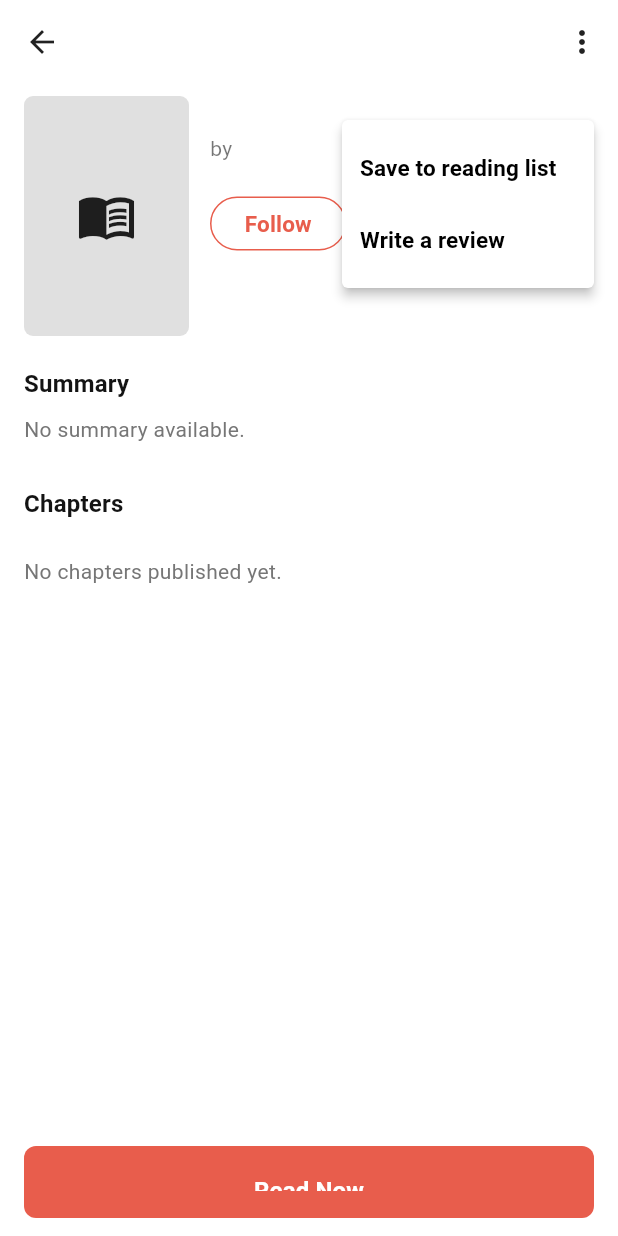
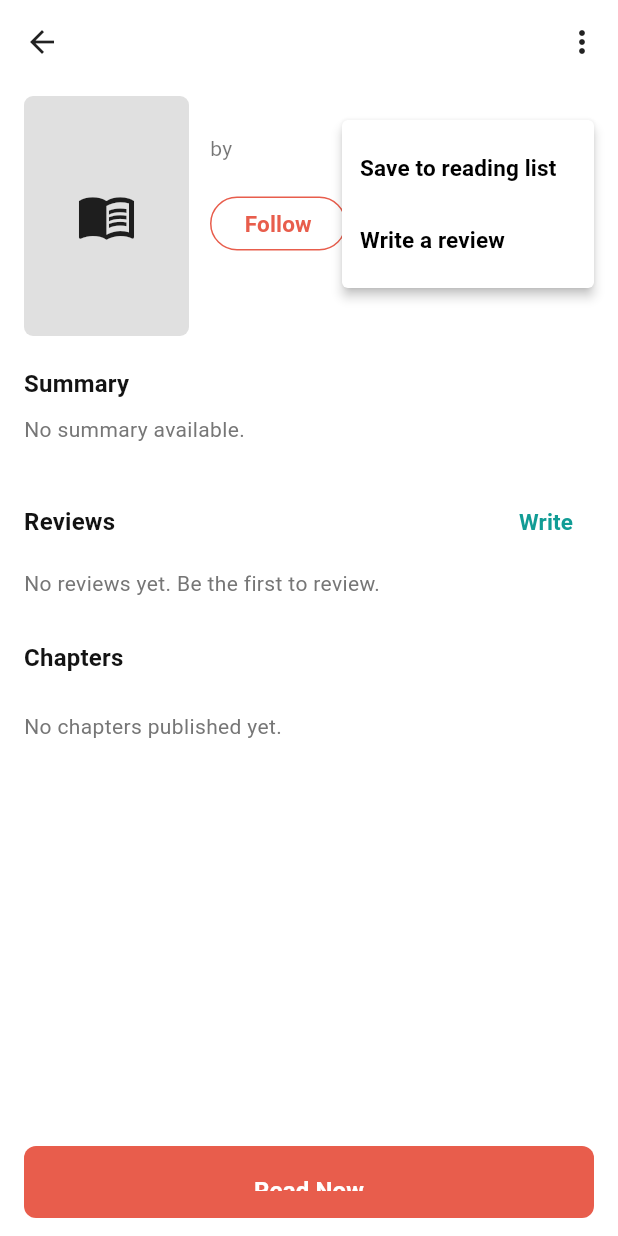
Before and after one commit to bsupun023-sketch/novel_mobile_app, a Flutter app: the StoryDetailScreen screen opened directly with empty values, after a tap on the "more vert" icon, on a phone screen of 412 x 824 dp. Run offline on Flutter 3.47's test engine with Material 3 defaults, Android fonts, the phone set to English and light mode, and no system bars; our stand-ins replace google_sign_in, image_picker, shared_preferences; accounts and stored records are empty; network calls fail.

Commit message:
feat(story): reviews list + create reading list from detail page

```diff
--- a/lib/ui/screens/story_detail_screen.dart
+++ b/lib/ui/screens/story_detail_screen.dart
@@ -4,8 +4,6 @@ import '../../data/models/app_bootstrap.dart';
 import '../../data/services/api_service.dart';
 import 'chapter_reader_screen.dart';
 
-/// Story detail page modeled after Inkitt: cover, summary, genres, tags,
-/// chapters, Follow, Read Now, and overflow menu for reading lists / reviews.
 class StoryDetailScreen extends StatefulWidget {
   const StoryDetailScreen({
     super.key,
@@ -27,6 +25,8 @@ class _StoryDetailScreenState extends State<StoryDetailScreen> {
   bool _loadingChapters = true;
   List<Map<String, dynamic>> _chapters = const [];
   List<String> _tags = const [];
+  List<Map<String, dynamic>> _reviews = const [];
+  bool _loadingReviews = true;
   String? _error;
 
   @override
@@ -40,6 +40,7 @@ class _StoryDetailScreenState extends State<StoryDetailScreen> {
   Future<void> _bootstrap() async {
     setState(() {
       _loadingChapters = true;
+      _loadingReviews = true;
       _error = null;
     });
     try {
@@ -61,10 +62,18 @@ class _StoryDetailScreenState extends State<StoryDetailScreen> {
         final following = await widget.apiService.fetchAuthorFollowing(aid);
         if (mounted) setState(() => _isFollowing = following);
       }
+      final reviews = await widget.apiService.fetchBookReviews(_book.id);
+      if (mounted) {
+        setState(() {
+          _reviews = reviews;
+          _loadingReviews = false;
+        });
+      }
     } catch (e) {
       if (mounted) {
         setState(() {
           _loadingChapters = false;
+          _loadingReviews = false;
           _error = 'Unable to load story details.';
         });
       }
@@ -96,27 +105,31 @@ class _StoryDetailScreenState extends State<StoryDetailScreen> {
 
   Future<void> _openReadingListPicker() async {
     try {
-      final lists = await widget.apiService.fetchReadingLists();
+      var lists = await widget.apiService.fetchReadingLists();
       if (!mounted) return;
       final choice = await showModalBottomSheet<Map<String, dynamic>>(
         context: context,
+        isScrollControlled: true,
         builder: (ctx) {
-          if (lists.isEmpty) {
-            return const Padding(
-              padding: EdgeInsets.all(24),
-              child: Text('No reading lists yet. Create one from Library.'),
-            );
-          }
           return SafeArea(
             child: ListView(
               shrinkWrap: true,
               children: [
                 const ListTile(
-                  title: Text(
-                    'Save to reading list',
-                    style: TextStyle(fontWeight: FontWeight.w700),
+                  title: Text('Save to reading list',
+                      style: TextStyle(fontWeight: FontWeight.w700)),
+                ),
+                ListTile(
+                  leading: const Icon(Icons.add),
+                  title: const Text('Create new list'),
+                  onTap: () =>
+                      Navigator.pop(ctx, <String, dynamic>{'_create': true}),
+                ),
+                if (lists.isEmpty)
+                  const Padding(
+                    padding: EdgeInsets.all(16),
+                    child: Text('No lists yet — create one above.'),
                   ),
-                ),
                 ...lists.map((list) {
                   final name = list['name'] as String? ?? 'List';
                   return ListTile(
@@ -131,17 +144,78 @@ class _StoryDetailScreenState extends State<StoryDetailScreen> {
         },
       );
       if (choice == null) return;
-      final listId = choice['id'] as int? ?? 0;
+
+      if (choice['_create'] == true) {
+        final nameCtrl = TextEditingController();
+        final name = await showDialog<String>(
+          context: context,
+          builder: (dCtx) => AlertDialog(
+            title: const Text('Create reading list'),
+            content: TextField(
+              controller: nameCtrl,
+              autofocus: true,
+              decoration: const InputDecoration(hintText: 'List name'),
+            ),
+            actions: [
+              TextButton(
+                  onPressed: () => Navigator.pop(dCtx),
+                  child: const Text('Cancel')),
+              FilledButton(
+                onPressed: () => Navigator.pop(dCtx, nameCtrl.text.trim()),
+                child: const Text('Create'),
+              ),
+            ],
+          ),
+        );
+        if (name == null || name.isEmpty) return;
+        final created = await widget.apiService.createReadingList({
+          'name': name,
+          'story_count': 0,
+          'cover_path': '',
+          'sort_order': lists.length + 1,
+        });
+        var newId = (created['id'] as num?)?.toInt() ?? 0;
+        if (newId == 0) {
+          lists = await widget.apiService.fetchReadingLists();
+          for (final l in lists) {
+            if ((l['name'] as String?) == name) {
+              newId = (l['id'] as num?)?.toInt() ?? 0;
+              break;
+            }
+          }
+        }
+        if (newId != 0) {
+          await widget.apiService.addReadingListItem(newId, _book.id);
+        }
+        if (!mounted) return;
+        ScaffoldMessenger.of(context).showSnackBar(
+          SnackBar(
+            content: Text(newId != 0
+                ? 'Created "$name" and saved this story'
+                : 'Created "$name". Open Library to confirm.'),
+          ),
+        );
+        return;
+      }
+
+      final listId = (choice['id'] as num?)?.toInt() ?? 0;
       if (listId == 0) return;
       await widget.apiService.addReadingListItem(listId, _book.id);
       if (!mounted) return;
       ScaffoldMessenger.of(context).showSnackBar(
-        SnackBar(content: Text('Saved to ${choice['name'] ?? 'reading list'}')),
+        SnackBar(
+            content: Text('Saved to ${choice['name'] ?? 'reading list'}')),
       );
-    } catch (_) {
+    } catch (e) {
       if (!mounted) return;
       ScaffoldMessenger.of(context).showSnackBar(
-        const SnackBar(content: Text('Could not save to reading list')),
+        SnackBar(
+          content: Text(
+            e.toString().contains('401') || e.toString().contains('403')
+                ? 'Please sign in to use reading lists'
+                : 'Could not save to reading list',
+          ),
+        ),
       );
     }
   }
@@ -222,8 +296,10 @@ class _StoryDetailScreenState extends State<StoryDetailScreen> {
                     context: context,
                     position: const RelativeRect.fromLTRB(1000, 80, 16, 0),
                     items: const [
-                      PopupMenuItem(value: 'list', child: Text('Save to reading list')),
-                      PopupMenuItem(value: 'review', child: Text('Write a review')),
+                      PopupMenuItem(
+                          value: 'list', child: Text('Save to reading list')),
+                      PopupMenuItem(
+                          value: 'review', child: Text('Write a review')),
                     ],
                   );
                   if (action == 'list') {
@@ -238,6 +314,9 @@ class _StoryDetailScreenState extends State<StoryDetailScreen> {
                         ),
                       ),
                     );
+                    final reviews =
+                        await widget.apiService.fetchBookReviews(_book.id);
+                    if (mounted) setState(() => _reviews = reviews);
                   }
                 },
               ),
@@ -247,7 +326,8 @@ class _StoryDetailScreenState extends State<StoryDetailScreen> {
             SliverToBoxAdapter(
               child: Padding(
                 padding: const EdgeInsets.all(16),
-                child: Text(_error!, style: const TextStyle(color: Colors.red)),
+                child:
+                    Text(_error!, style: const TextStyle(color: Colors.red)),
               ),
             ),
           SliverToBoxAdapter(
@@ -291,35 +371,31 @@ class _StoryDetailScreenState extends State<StoryDetailScreen> {
                           ),
                         ),
                         const SizedBox(height: 6),
-                        Text(
-                          'by ${_book.author}',
-                          style: theme.textTheme.bodyMedium?.copyWith(color: Colors.black54),
-                        ),
+                        Text('by ${_book.author}',
+                            style: theme.textTheme.bodyMedium
+                                ?.copyWith(color: Colors.black54)),
                         const SizedBox(height: 10),
                         if (_book.rating > 0)
-                          Row(
-                            children: [
-                              const Icon(Icons.star, size: 16, color: Colors.amber),
-                              const SizedBox(width: 4),
-                              Text(
-                                _book.rating.toStringAsFixed(1),
-                                style: const TextStyle(fontWeight: FontWeight.w600),
-                              ),
-                            ],
-                          ),
+                          Row(children: [
+                            const Icon(Icons.star, size: 16, color: Colors.amber),
+                            const SizedBox(width: 4),
+                            Text(_book.rating.toStringAsFixed(1),
+                                style: const TextStyle(
+                                    fontWeight: FontWeight.w600)),
+                          ]),
                         if (_book.statusText.isNotEmpty) ...[
                           const SizedBox(height: 6),
-                          Text(
-                            _book.statusText,
-                            style: TextStyle(color: Colors.grey.shade600, fontSize: 12),
-                          ),
+                          Text(_book.statusText,
+                              style: TextStyle(
+                                  color: Colors.grey.shade600, fontSize: 12)),
                         ],
                         const SizedBox(height: 12),
                         if (_book.authorUserId != null)
                           SizedBox(
                             height: 36,
                             child: OutlinedButton(
-                              onPressed: _loadingFollow ? null : _toggleFollow,
+                              onPressed:
+                                  _loadingFollow ? null : _toggleFollow,
                               style: OutlinedButton.styleFrom(
                                 side: BorderSide(
                                   color: _isFollowing
@@ -330,7 +406,8 @@ class _StoryDetailScreenState extends State<StoryDetailScreen> {
                                     ? Colors.black54
                                     : const Color(0xFFE85D4C),
                               ),
-                              child: Text(_isFollowing ? 'Following' : 'Follow'),
+                              child:
+                                  Text(_isFollowing ? 'Following' : 'Follow'),
                             ),
                           ),
                       ],
@@ -346,51 +423,20 @@ class _StoryDetailScreenState extends State<StoryDetailScreen> {
               child: Column(
                 crossAxisAlignment: CrossAxisAlignment.start,
                 children: [
-                  Text(
-                    'Summary',
-                    style: theme.textTheme.titleMedium?.copyWith(fontWeight: FontWeight.w700),
-                  ),
+                  Text('Summary',
+                      style: theme.textTheme.titleMedium
+                          ?.copyWith(fontWeight: FontWeight.w700)),
                   const SizedBox(height: 8),
                   Text(
-                    _book.description.isEmpty ? 'No summary available.' : _book.description,
+                    _book.description.isEmpty
+                        ? 'No summary available.'
+                        : _book.description,
                     style: theme.textTheme.bodyMedium?.copyWith(height: 1.45),
                   ),
                 ],
               ),
             ),
           ),
-          if (_book.genre.isNotEmpty)
-            SliverToBoxAdapter(
-              child: Padding(
-                padding: const EdgeInsets.fromLTRB(16, 12, 16, 4),
-                child: Column(
-                  crossAxisAlignment: CrossAxisAlignment.start,
-                  children: [
-                    Text(
-                      'Genres',
-                      style: theme.textTheme.titleMedium?.copyWith(fontWeight: FontWeight.w700),
-                    ),
-                    const SizedBox(height: 8),
-                    Wrap(
-                      spacing: 8,
-                      runSpacing: 8,
-                      children: _book.genre
-                          .split(RegExp(r'[,/|]'))
-                          .map((g) => g.trim())
-                          .where((g) => g.isNotEmpty)
-                          .map(
-                            (g) => Chip(
-                              label: Text(g),
-                              visualDensity: VisualDensity.compact,
-                              backgroundColor: Colors.grey.shade100,
-                            ),
-                          )
-                          .toList(),
-                    ),
-                  ],
-                ),
-              ),
-            ),
           if (_tags.isNotEmpty)
             SliverToBoxAdapter(
               child: Padding(
@@ -398,10 +444,9 @@ class _StoryDetailScreenState extends State<StoryDetailScreen> {
                 child: Column(
                   crossAxisAlignment: CrossAxisAlignment.start,
                   children: [
-                    Text(
-                      'Tags',
-                      style: theme.textTheme.titleMedium?.copyWith(fontWeight: FontWeight.w700),
-                    ),
+                    Text('Tags',
+                        style: theme.textTheme.titleMedium
+                            ?.copyWith(fontWeight: FontWeight.w700)),
                     const SizedBox(height: 8),
                     Wrap(
                       spacing: 8,
@@ -427,10 +472,86 @@ class _StoryDetailScreenState extends State<StoryDetailScreen> {
           SliverToBoxAdapter(
             child: Padding(
               padding: const EdgeInsets.fromLTRB(16, 20, 16, 8),
-              child: Text(
-                'Chapters',
-                style: theme.textTheme.titleMedium?.copyWith(fontWeight: FontWeight.w700),
+              child: Row(
+                children: [
+                  Text('Reviews',
+                      style: theme.textTheme.titleMedium
+                          ?.copyWith(fontWeight: FontWeight.w700)),
+                  const Spacer(),
+                  TextButton(
+                    onPressed: () async {
+                      await Navigator.of(context).push(
+                        MaterialPageRoute<void>(
+                          builder: (_) => _WriteReviewScreen(
+                            bookId: _book.id,
+                            apiService: widget.apiService,
+                          ),
+                        ),
+                      );
+                      final reviews =
+                          await widget.apiService.fetchBookReviews(_book.id);
+                      if (mounted) setState(() => _reviews = reviews);
+                    },
+                    child: const Text('Write'),
+                  ),
+                ],
               ),
+            ),
+          ),
+          if (_loadingReviews)
+            const SliverToBoxAdapter(
+              child: Padding(
+                padding: EdgeInsets.symmetric(horizontal: 16, vertical: 8),
+                child: LinearProgressIndicator(minHeight: 2),
+              ),
+            )
+          else if (_reviews.isEmpty)
+            const SliverToBoxAdapter(
+              child: Padding(
+                padding: EdgeInsets.fromLTRB(16, 0, 16, 8),
+                child: Text('No reviews yet. Be the first to review.'),
+              ),
+            )
+          else
+            SliverList(
+              delegate: SliverChildBuilderDelegate(
+                (context, index) {
+                  final r = _reviews[index];
+                  final rating = (r['rating'] as num?)?.toInt() ?? 0;
+                  final comment = r['comment'] as String? ??
+                      r['body'] as String? ??
+                      '';
+                  final author = r['display_name'] as String? ??
+                      r['author'] as String? ??
+                      'Reader';
+                  return ListTile(
+                    contentPadding:
+                        const EdgeInsets.symmetric(horizontal: 16),
+                    title: Row(
+                      children: [
+                        Text(author,
+                            style:
+                                const TextStyle(fontWeight: FontWeight.w600)),
+                        const SizedBox(width: 8),
+                        ...List.generate(
+                          rating.clamp(0, 5),
+                          (_) => const Icon(Icons.star,
+                              size: 14, color: Colors.amber),
+                        ),
+                      ],
+                    ),
+                    subtitle: comment.isEmpty ? null : Text(comment),
+                  );
+                },
+                childCount: _reviews.length,
+              ),
+            ),
+          SliverToBoxAdapter(
+            child: Padding(
+              padding: const EdgeInsets.fromLTRB(16, 20, 16, 8),
+              child: Text('Chapters',
+                  style: theme.textTheme.titleMedium
+                      ?.copyWith(fontWeight: FontWeight.w700)),
             ),
           ),
           if (_loadingChapters)
@@ -452,15 +573,18 @@ class _StoryDetailScreenState extends State<StoryDetailScreen> {
               delegate: SliverChildBuilderDelegate(
                 (context, index) {
                   final chapter = _chapters[index];
-                  final title = chapter['title'] as String? ?? 'Untitled chapter';
-                  final number = chapter['chapter_number'] as int? ?? index + 1;
+                  final title =
+                      chapter['title'] as String? ?? 'Untitled chapter';
+                  final number =
+                      chapter['chapter_number'] as int? ?? index + 1;
                   return ListTile(
-                    contentPadding: const EdgeInsets.symmetric(horizontal: 16),
-                    title: Text(
-                      'Chapter $number',
-                      style: const TextStyle(fontWeight: FontWeight.w600, fontSize: 14),
-                    ),
-                    subtitle: Text(title, maxLines: 1, overflow: TextOverflow.ellipsis),
+                    contentPadding:
+                        const EdgeInsets.symmetric(horizontal: 16),
+                    title: Text('Chapter $number',
+                        style: const TextStyle(
+                            fontWeight: FontWeight.w600, fontSize: 14)),
+                    subtitle: Text(title,
+                        maxLines: 1, overflow: TextOverflow.ellipsis),
                     trailing: const Icon(Icons.chevron_right),
                     onTap: () => _openChapter(chapter),
                   );
@@ -482,12 +606,12 @@ class _StoryDetailScreenState extends State<StoryDetailScreen> {
               style: ElevatedButton.styleFrom(
                 backgroundColor: const Color(0xFFE85D4C),
                 foregroundColor: Colors.white,
-                shape: RoundedRectangleBorder(borderRadius: BorderRadius.circular(8)),
+                shape: RoundedRectangleBorder(
+                    borderRadius: BorderRadius.circular(8)),
               ),
-              child: const Text(
-                'Read Now',
-                style: TextStyle(fontWeight: FontWeight.w700, fontSize: 16),
-              ),
+              child: const Text('Read Now',
+                  style:
+                      TextStyle(fontWeight: FontWeight.w700, fontSize: 16)),
             ),
           ),
         ),
@@ -530,7 +654,8 @@ class _TagBooksScreen extends StatelessWidget {
                           width: 40,
                           height: 56,
                           fit: BoxFit.cover,
-                          errorBuilder: (_, __, ___) => const Icon(Icons.broken_image),
+                          errorBuilder: (_, __, ___) =>
+                              const Icon(Icons.broken_image),
                         ),
                   title: Text(title),
                   subtitle: Text(author),
```
